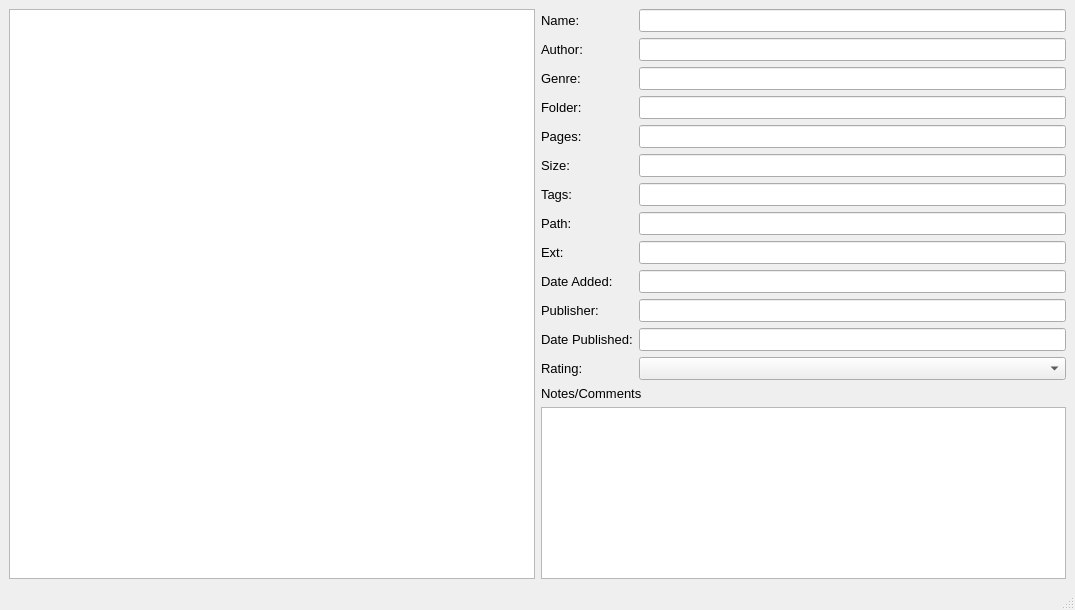
MarioFares/Ebook-Access-Cpp, file bookdetailswindow.ui: the form before one commit.
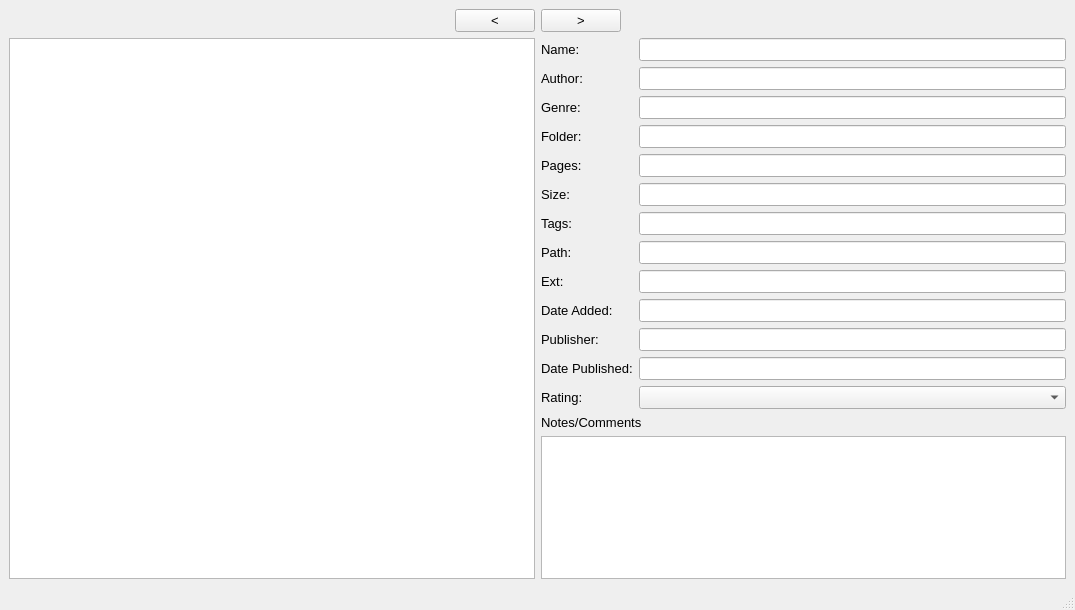
The form after the commit. Icons and pictures are not drawn.

What changed in the file:
```diff
--- a/bookdetailswindow.ui
+++ b/bookdetailswindow.ui
@@ -20,13 +20,54 @@
    <string>MainWindow</string>
   </property>
   <widget class="QWidget" name="centralwidget">
-   <layout class="QFormLayout" name="formLayout">
-    <item row="0" column="0" colspan="2">
-     <layout class="QHBoxLayout" name="horizontalLayout">
+   <layout class="QVBoxLayout" name="verticalLayout_3">
+    <item>
+     <layout class="QHBoxLayout" name="horizontalLayout_2">
       <item>
-       <widget class="QGraphicsView" name="graphicsView"/>
+       <spacer name="horizontalSpacer_2">
+        <property name="orientation">
+         <enum>Qt::Horizontal</enum>
+        </property>
+        <property name="sizeHint" stdset="0">
+         <size>
+          <width>40</width>
+          <height>20</height>
+         </size>
+        </property>
+       </spacer>
       </item>
       <item>
+       <widget class="QPushButton" name="pushButton_3">
+        <property name="text">
+         <string>&lt;</string>
+        </property>
+       </widget>
+      </item>
+      <item>
+       <widget class="QPushButton" name="pushButton_4">
+        <property name="text">
+         <string>&gt;</string>
+        </property>
+       </widget>
+      </item>
+      <item>
+       <spacer name="horizontalSpacer">
+        <property name="orientation">
+         <enum>Qt::Horizontal</enum>
+        </property>
+        <property name="sizeHint" stdset="0">
+         <size>
+          <width>40</width>
+          <height>20</height>
+         </size>
+        </property>
+       </spacer>
+      </item>
+     </layout>
+    </item>
+    <item>
+     <layout class="QGridLayout" name="gridLayout_2">
+      <item row="1" column="1">
        <layout class="QVBoxLayout" name="verticalLayout_2">
         <item>
          <layout class="QGridLayout" name="gridLayout">
@@ -178,6 +219,9 @@
         </item>
        </layout>
       </item>
+      <item row="1" column="0">
+       <widget class="QGraphicsView" name="graphicsView"/>
+      </item>
      </layout>
     </item>
    </layout>
```
Left out of the diff: 10 changed lines with no effect on the pictures.
